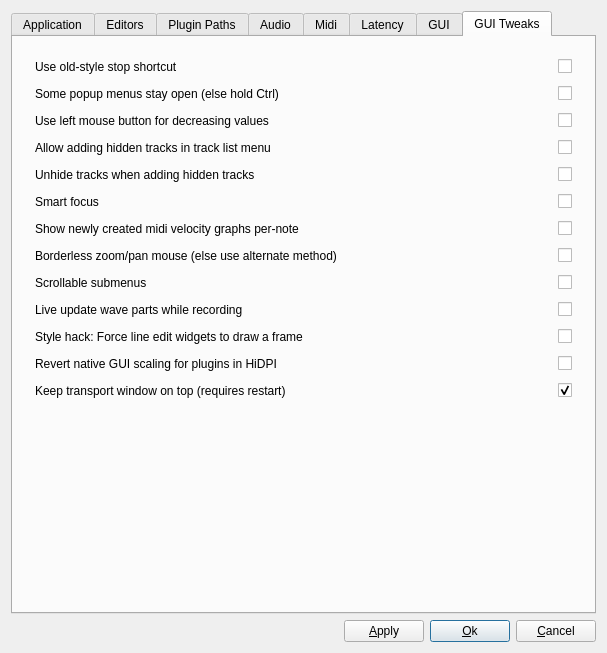
This is src/muse/components/gensetbase.ui in emrum/muse as Qt 5 draws it before an edit. The edited form follows.
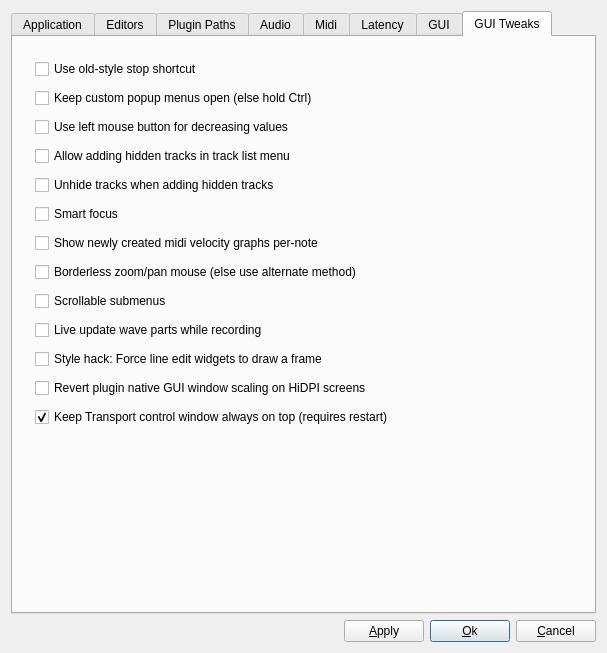
This is the edited form. The open tabs and pages were chosen to show the change.

Commit message: Improve GUI tweaks settings, text fixes, icons

Diff of the .ui file:
```diff
--- a/src/muse/components/gensetbase.ui
+++ b/src/muse/components/gensetbase.ui
@@ -1935,21 +1935,11 @@
        </property>
        <item>
         <widget class="QFrame" name="frame">
-         <layout class="QGridLayout" name="gridLayoutTweaks">
-          <property name="verticalSpacing">
-           <number>12</number>
+         <layout class="QVBoxLayout" name="verticalLayout_4">
+          <property name="spacing">
+           <number>9</number>
           </property>
-          <item row="0" column="0">
-           <widget class="QLabel" name="textLabel1_4">
-            <property name="text">
-             <string>Use old-style stop shortcut</string>
-            </property>
-            <property name="wordWrap">
-             <bool>false</bool>
-            </property>
-           </widget>
-          </item>
-          <item row="0" column="1">
+          <item>
            <widget class="QCheckBox" name="oldStyleStopCheckBox">
             <property name="sizePolicy">
              <sizepolicy hsizetype="Fixed" vsizetype="Fixed">
@@ -1958,21 +1948,11 @@
              </sizepolicy>
             </property>
             <property name="text">
-             <string/>
+             <string>Use old-style stop shortcut</string>
             </property>
            </widget>
           </item>
-          <item row="1" column="0">
-           <widget class="QLabel" name="TextLabel1_3">
-            <property name="toolTip">
-             <string/>
-            </property>
-            <property name="text">
-             <string>Some popup menus stay open (else hold Ctrl)</string>
-            </property>
-           </widget>
-          </item>
-          <item row="1" column="1">
+          <item>
            <widget class="QCheckBox" name="popsDefStayOpenCheckBox">
             <property name="sizePolicy">
              <sizepolicy hsizetype="Fixed" vsizetype="Fixed">
@@ -1985,24 +1965,11 @@
 Otherwise, hold Ctrl to keep them open.</string>
             </property>
             <property name="text">
-             <string notr="true"/>
+             <string notr="true">Keep custom popup menus open (else hold Ctrl)</string>
             </property>
            </widget>
           </item>
-          <item row="2" column="0">
-           <widget class="QLabel" name="label_2">
-            <property name="toolTip">
-             <string>In some areas, the middle mouse button decreases
-values, while the right button increases. Users without a
-middle mouse button can select this option to make the
-left button behave like the middle button in such areas.</string>
-            </property>
-            <property name="text">
-             <string>Use left mouse button for decreasing values</string>
-            </property>
-           </widget>
-          </item>
-          <item row="2" column="1">
+          <item>
            <widget class="QCheckBox" name="lmbDecreasesCheckBox">
             <property name="sizePolicy">
              <sizepolicy hsizetype="Fixed" vsizetype="Fixed">
@@ -2011,49 +1978,25 @@
              </sizepolicy>
             </property>
             <property name="text">
-             <string notr="true"/>
+             <string notr="true">Use left mouse button for decreasing values</string>
             </property>
            </widget>
           </item>
-          <item row="3" column="0">
-           <widget class="QLabel" name="label_4">
-            <property name="text">
-             <string>Allow adding hidden tracks in track list menu</string>
-            </property>
-           </widget>
-          </item>
-          <item row="3" column="1">
+          <item>
            <widget class="QCheckBox" name="addHiddenCheckBox">
             <property name="text">
-             <string/>
+             <string>Allow adding hidden tracks in track list menu</string>
             </property>
            </widget>
           </item>
-          <item row="4" column="0">
-           <widget class="QLabel" name="label_5">
-            <property name="text">
-             <string>Unhide tracks when adding hidden tracks</string>
-            </property>
-           </widget>
-          </item>
-          <item row="4" column="1">
+          <item>
            <widget class="QCheckBox" name="unhideTracksCheckBox">
             <property name="text">
-             <string/>
+             <string>Unhide tracks when adding hidden tracks</string>
             </property>
            </widget>
           </item>
-          <item row="5" column="0">
-           <widget class="QLabel" name="label5">
-            <property name="text">
-             <string>Smart focus</string>
-            </property>
-            <property name="wordWrap">
-             <bool>false</bool>
-            </property>
-           </widget>
-          </item>
-          <item row="5" column="1">
+          <item>
            <widget class="QCheckBox" name="smartFocusCheckBox">
             <property name="sizePolicy">
              <sizepolicy hsizetype="Fixed" vsizetype="Fixed">
@@ -2065,42 +2008,21 @@
              <string>Smart focus</string>
             </property>
             <property name="whatsThis">
-             <string>After editing, controls will return
- focus to their respective canvas</string>
-            </property>
-            <property name="text">
              <string/>
             </property>
-           </widget>
-          </item>
-          <item row="6" column="0">
-           <widget class="QLabel" name="label_6">
             <property name="text">
-             <string>Show newly created midi velocity graphs per-note</string>
+             <string>Smart focus</string>
             </property>
            </widget>
           </item>
-          <item row="6" column="1">
+          <item>
            <widget class="QCheckBox" name="velocityPerNoteCheckBox">
             <property name="text">
-             <string/>
+             <string>Show newly created midi velocity graphs per-note</string>
             </property>
            </widget>
           </item>
-          <item row="7" column="0">
-           <widget class="QLabel" name="label_8">
-            <property name="toolTip">
-             <string/>
-            </property>
-            <property name="whatsThis">
-             <string/>
-            </property>
-            <property name="text">
-             <string>Borderless zoom/pan mouse (else use alternate method)</string>
-            </property>
-           </widget>
-          </item>
-          <item row="7" column="1">
+          <item>
            <widget class="QCheckBox" name="borderlessMouseCheckBox">
             <property name="toolTip">
              <string>Enable borderless mouse.
@@ -2110,52 +2032,32 @@
 </string>
             </property>
             <property name="whatsThis">
-             <string>Enable borderless mouse.
-For certain functions like zoom.
-Disable to use an alternate standard
- method.</string>
-            </property>
-            <property name="text">
              <string/>
             </property>
-           </widget>
-          </item>
-          <item row="8" column="0">
-           <widget class="QLabel" name="label_9">
             <property name="text">
-             <string>Scrollable submenus</string>
+             <string>Borderless zoom/pan mouse (else use alternate method)</string>
             </property>
            </widget>
           </item>
-          <item row="8" column="1">
+          <item>
            <widget class="QCheckBox" name="scrollableSubmenusCheckbox">
-            <property name="text">
-             <string/>
+            <property name="toolTip">
+             <string>Oversized menus will be displayed in one scrollable column.
+Doesn't work on some Desktops and with some themes/styles.</string>
             </property>
-           </widget>
-          </item>
-          <item row="9" column="0">
-           <widget class="QLabel" name="label_10">
             <property name="text">
-             <string>Live update wave parts while recording</string>
+             <string>Scrollable submenus</string>
             </property>
            </widget>
           </item>
-          <item row="9" column="1">
+          <item>
            <widget class="QCheckBox" name="liveWaveUpdateCheckBox">
             <property name="text">
-             <string/>
+             <string>Live update wave parts while recording</string>
             </property>
            </widget>
           </item>
-          <item row="10" column="0">
-           <widget class="QLabel" name="label_17">
-            <property name="text">
-             <string>Style hack: Force line edit widgets to draw a frame</string>
-            </property>
-           </widget>
-          </item>
-          <item row="10" column="1">
+          <item>
            <widget class="QCheckBox" name="lineEditStyleHackCheckBox">
             <property name="toolTip">
              <string>Force line edit widgets to draw a frame at 
@@ -2164,41 +2066,27 @@
  drawn, but may interfere with other styles.</string>
             </property>
             <property name="text">
-             <string/>
+             <string>Style hack: Force line edit widgets to draw a frame</string>
             </property>
            </widget>
           </item>
-          <item row="11" column="0">
-           <widget class="QLabel" name="label_23">
-            <property name="text">
-             <string>Revert native GUI scaling for plugins in HiDPI</string>
-            </property>
-           </widget>
-          </item>
-          <item row="11" column="1">
+          <item>
            <widget class="QCheckBox" name="revertPluginNativeGUIScalingCheckBox">
             <property name="toolTip">
              <string>Revert native UI window HiDPI scaling (some plugins ignore this setting)</string>
             </property>
             <property name="text">
-             <string/>
+             <string>Revert plugin native GUI window scaling on HiDPI screens</string>
             </property>
            </widget>
           </item>
-          <item row="12" column="0">
-           <widget class="QLabel" name="label1">
-            <property name="text">
-             <string>Keep transport window on top (requires restart)</string>
-            </property>
-           </widget>
-          </item>
-          <item row="12" column="1">
+          <item>
            <widget class="QCheckBox" name="keepTransportWindowOnTopCheckBox">
             <property name="toolTip">
              <string>Revert native UI window HiDPI scaling (some plugins ignore this setting)</string>
             </property>
             <property name="text">
-             <string/>
+             <string>Keep Transport control window always on top (requires restart)</string>
             </property>
             <property name="checked">
              <bool>true</bool>
```
Left out of the diff: 23 changed lines with no effect on the pictures. The commit also changes 7 other files.
